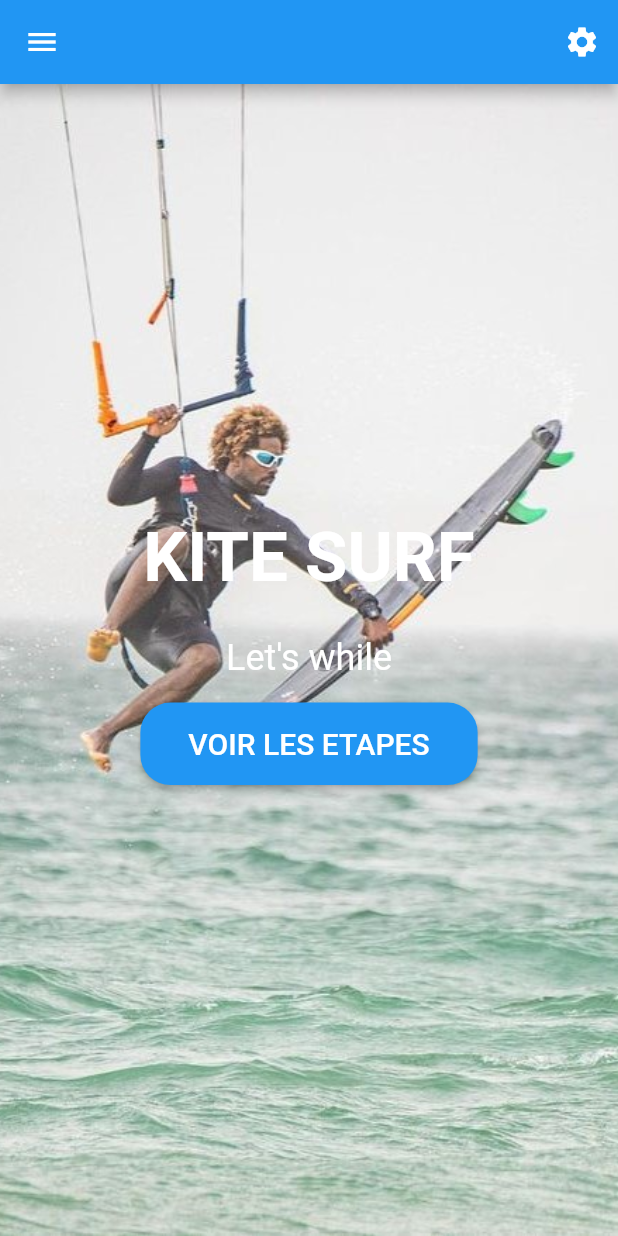
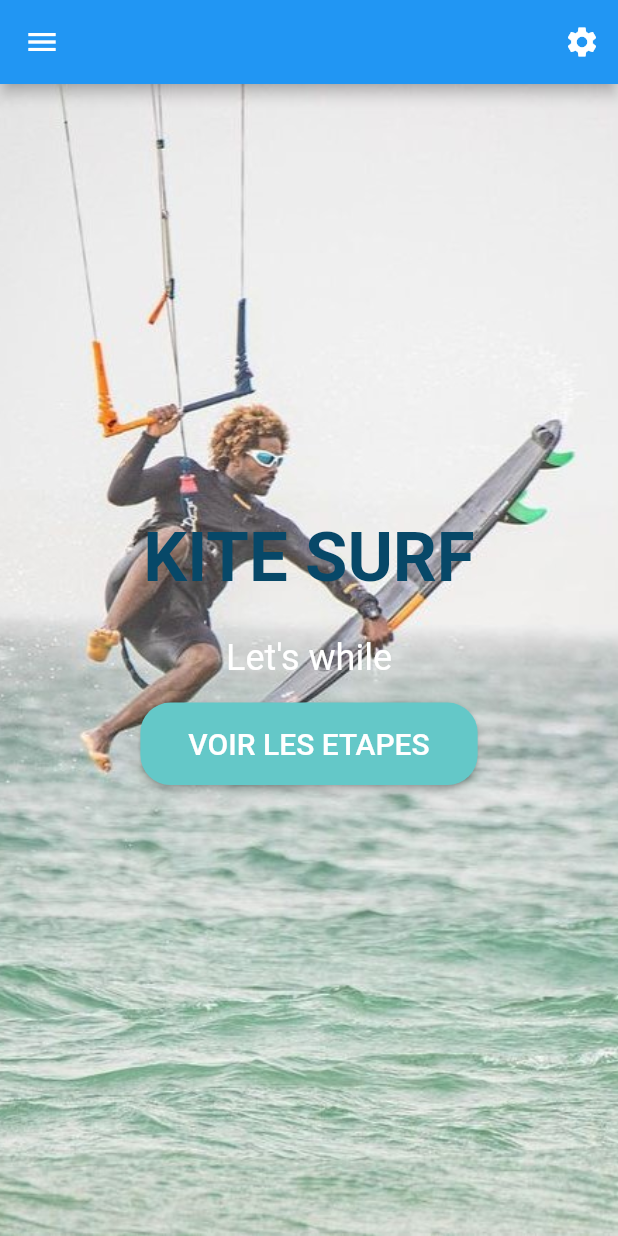
Before and after one commit to jeanJonathan/progress_notebook, a Flutter app: the screen it shows after launch, on a phone screen of 412 x 824 dp. Run offline on Flutter 3.47's test engine with Material 2 defaults, Android fonts, the phone set to English and light mode, and no system bars.

Commit message:
Stylisation du bouton aux couleur de l'entreprise pour le titre KITE SURF

```diff
--- a/lib/main.dart
+++ b/lib/main.dart
@@ -90,7 +90,7 @@ class Kitesurf extends StatelessWidget {
                       style: TextStyle(
                         fontSize: 46,
                         fontWeight: FontWeight.bold,
-                        color: Colors.white,
+                        color: Color(0xFF074868),
                       ),
                     ),
                     SizedBox(height: 26),
@@ -118,6 +118,7 @@ class Kitesurf extends StatelessWidget {
                         shape: RoundedRectangleBorder(
                           borderRadius: BorderRadius.circular(20),
                         ),
+                        backgroundColor: Color(0xFF64C8C8), // Modifier la couleur ici
                       ),
                     ),
                   ],
```
